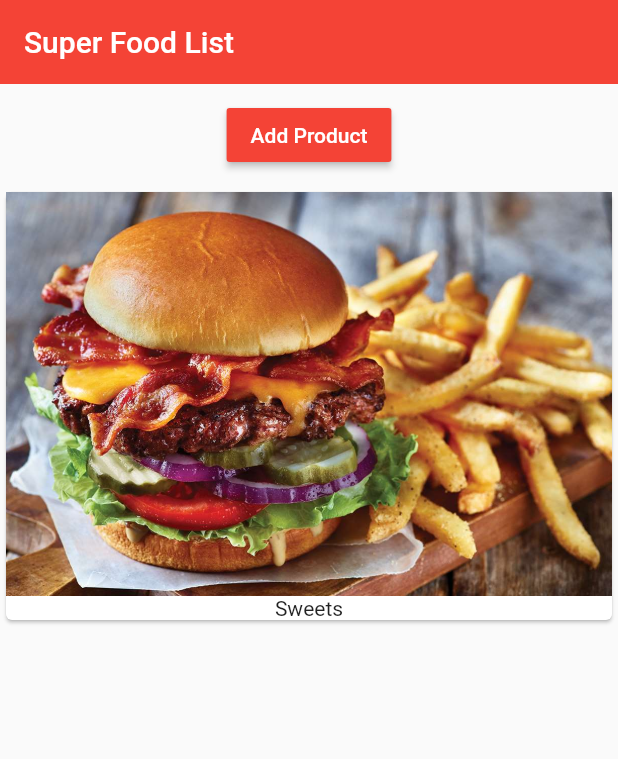
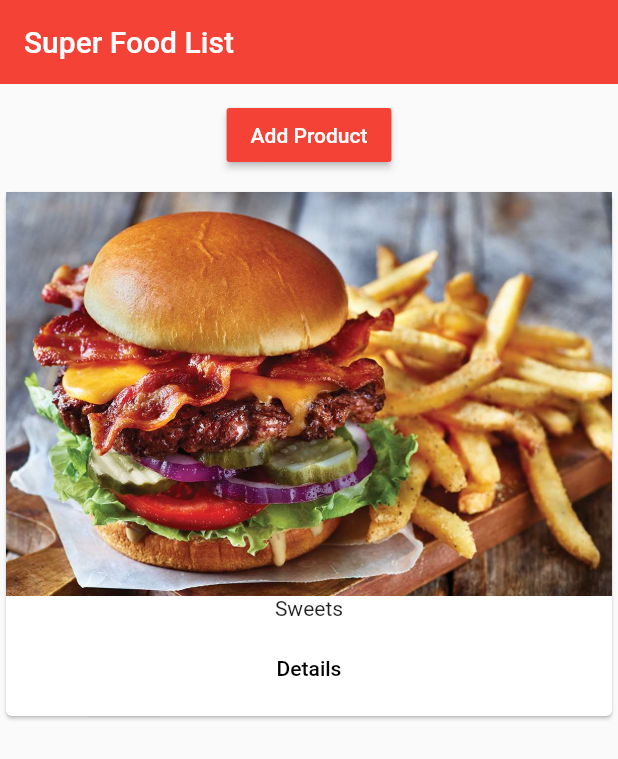
Before and after one commit to blugo1/fluttercourse, a Flutter app: the screen it shows after launch, after a tap on "Add Product", on a phone screen of 412 x 824 dp. Shown: the top 759 px of the screen. Run offline on Flutter 3.47's test engine with Material 2 defaults, Android fonts, the phone set to English and light mode, and no system bars.

Commit message:
Product navigiation and home page

```diff
--- a/lib/main.dart
+++ b/lib/main.dart
@@ -1,6 +1,7 @@
 import 'package:flutter/material.dart';
 
-import './product_manager.dart';
+import './pages/home_page.dart';
+
 
 void main() => runApp(MyApp());
 
@@ -12,13 +13,7 @@ class MyApp extends StatelessWidget {
           brightness: Brightness.light,
           primarySwatch: Colors.red,
           accentColor: Colors.redAccent),
-      home: Scaffold(
-        appBar: AppBar(
-          elevation: 0.0,
-          title: Text("Super Food List"),
-        ),
-        body: ProductManager(),
-      ),
+      home: HomePage(),
     );
   }
 }
--- /dev/null
+++ b/lib/pages/home_page.dart
@@ -0,0 +1,16 @@
+import 'package:flutter/material.dart';
+
+import '../product_manager.dart';
+
+class HomePage extends StatelessWidget {
+  @override
+    Widget build(BuildContext context) {
+      return Scaffold(
+        appBar: AppBar(
+          elevation: 0.0,
+          title: Text("Super Food List"),
+        ),
+        body: ProductManager(),
+      );
+    }
+}
--- a/lib/products.dart
+++ b/lib/products.dart
@@ -1,32 +1,49 @@
 import 'package:flutter/material.dart';
+
+import './pages/product_page.dart';
 
 class Products extends StatelessWidget {
   final List<String> products;
 
   //Constructor
-  Products([this.products = const[]]);
+  Products([this.products = const []]);
 
-  Widget _buildProductItem(BuildContext context,int index) {
+  Widget _buildProductItem(BuildContext context, int index) {
     return Card(
       child: Column(
         children: <Widget>[
           Image.asset('assets/food.jpg', fit: BoxFit.fill),
           Text(products[index]),
+          ButtonBar(
+            alignment: MainAxisAlignment.center,
+            children: <Widget>[
+              FlatButton(
+                child: Text('Details'),
+                onPressed: () => Navigator.push(
+                      context,
+                      MaterialPageRoute(
+                        builder: (BuildContext context) => ProductPage(),
+                      ),
+                    ),
+              )
+            ],
+          )
         ],
       ),
     );
   }
 
   Widget _buildProductList() {
-    Widget productCard = Center(child: Text("No products found, please add some"));
+    Widget productCard =
+        Center(child: Text("No products found, please add some"));
 
-    if(products.length > 0) {
+    if (products.length > 0) {
       productCard = ListView.builder(
         itemBuilder: _buildProductItem,
         itemCount: products.length,
       );
     }
-    return  productCard;
+    return productCard;
   }
 
   @override
```
Also changed, not shown: lib/pages/product_page.dart (added, +29 -0 lines). Lines whose indentation alone changed are shown as unchanged.
